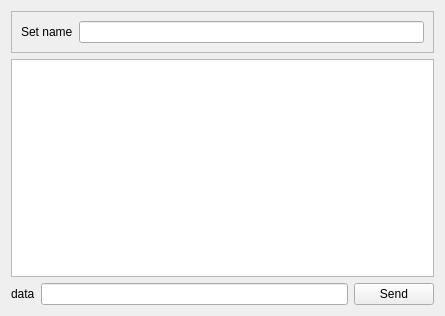
Old version of the form chatwidget.ui in the repository aliheydari-cl/Chat-application.
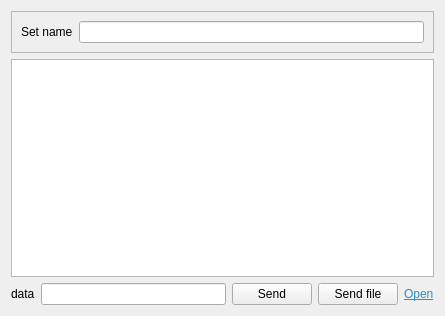
New version of the form.

```diff
--- a/chatwidget.ui
+++ b/chatwidget.ui
@@ -66,6 +66,20 @@
            </property>
           </widget>
          </item>
+         <item>
+          <widget class="QPushButton" name="btnSendFile">
+           <property name="text">
+            <string>Send file</string>
+           </property>
+          </widget>
+         </item>
+         <item>
+          <widget class="QLabel" name="lblOpen">
+           <property name="text">
+            <string>&lt;html&gt;&lt;head/&gt;&lt;body&gt;&lt;p&gt;&lt;a href=&quot;#&quot;&gt;&lt;span style=&quot; text-decoration: underline; color:#308cc6;&quot;&gt;Open&lt;/span&gt;&lt;/a&gt;&lt;/p&gt;&lt;/body&gt;&lt;/html&gt;</string>
+           </property>
+          </widget>
+         </item>
         </layout>
        </item>
       </layout>
```
